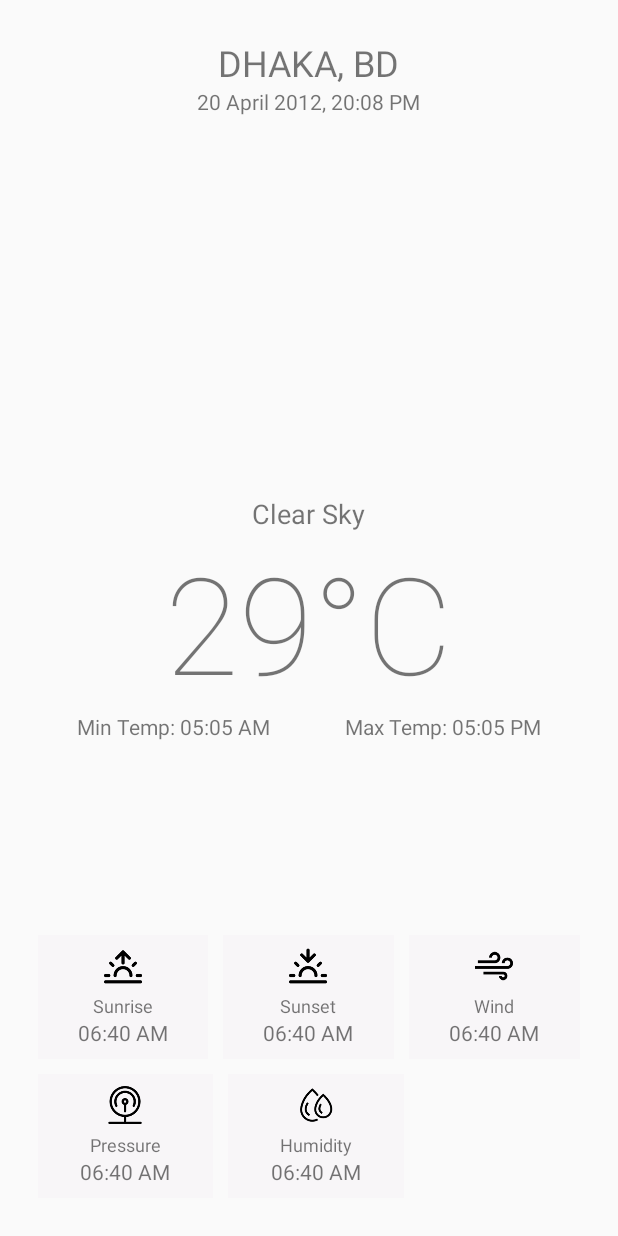
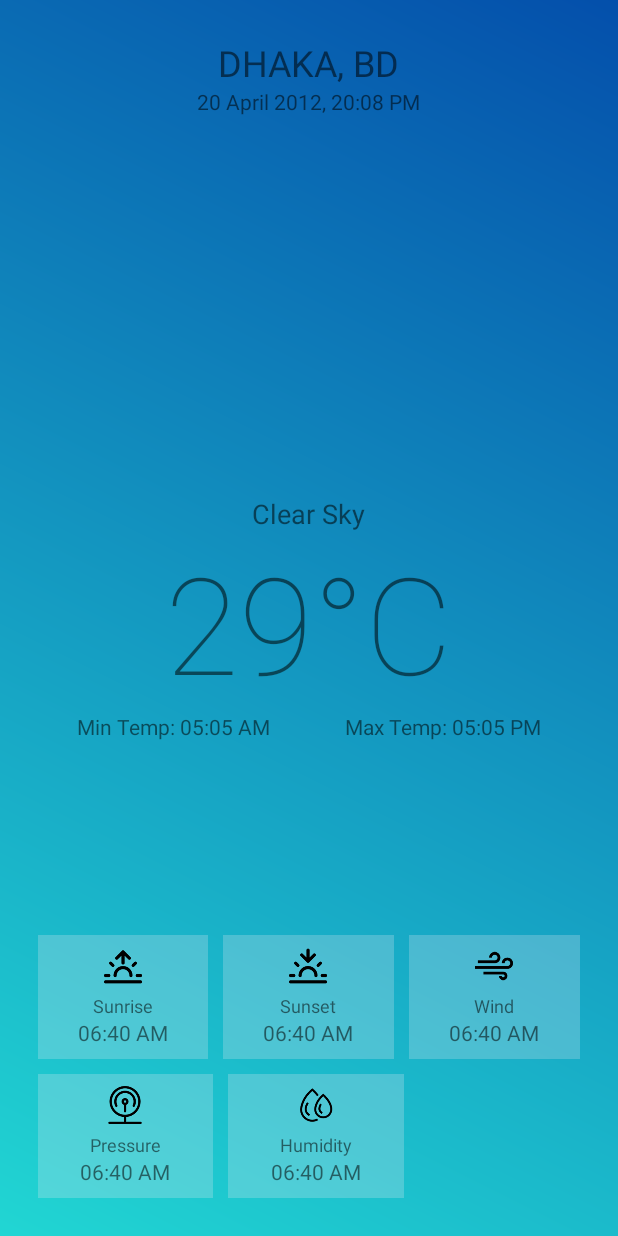
Before and after one commit to zamoT15/weatherApp, an Android app: the layout fragment_weather.xml on its own in the app's theme, with its tools: preview values and no code run, on a phone screen of 412 x 824 dp. Run offline under Robolectric (Android 15) with nearby library versions, the phone set to English and light mode, and no system bars.

```diff
--- a/app/src/main/AndroidManifest.xml
+++ b/app/src/main/AndroidManifest.xml
@@ -12,7 +12,6 @@
         android:supportsRtl="true"
         android:theme="@style/AppTheme">
         <activity android:name=".MainActivity"
-            android:theme="@style/CustomTheme"
             android:screenOrientation="portrait">
             <intent-filter>
                 <action android:name="android.intent.action.MAIN" />
--- a/app/src/main/java/com/android/example/weatherapp/TitleFragment.kt
+++ b/app/src/main/java/com/android/example/weatherapp/TitleFragment.kt
@@ -8,8 +8,7 @@ import androidx.fragment.app.Fragment
 import androidx.databinding.DataBindingUtil
 import androidx.navigation.findNavController
 import com.android.example.weatherapp.databinding.FragmentTitleBinding
-import kotlinx.android.synthetic.main.fragment_title.*
-import kotlinx.android.synthetic.main.fragment_weather.*
+
 
 class TitleFragment : Fragment() {
     override fun onCreateView(inflater: LayoutInflater, container: ViewGroup?,
@@ -19,7 +18,6 @@ class TitleFragment : Fragment() {
 
         binding.checkWeatherButton.setOnClickListener { view : View ->
             view.findNavController().navigate(R.id.action_titleFragment_to_weatherFragment)
-            //binding.titleTextView.text = "new text"
         }
 
 
--- a/app/src/main/res/drawable/bg_gradient.xml
+++ b/app/src/main/res/drawable/bg_gradient.xml
@@ -2,8 +2,8 @@
 <shape xmlns:android="http://schemas.android.com/apk/res/android"
        android:shape="rectangle">
     <gradient
-            android:angle="90"
-            android:startColor="#FD2D00"
-            android:endColor="#804C42"
+            android:angle="225"
+            android:startColor="#044fab"
+            android:endColor="#21d6d3"
             android:type="linear"/>
 </shape>
--- a/app/src/main/res/layout/fragment_title.xml
+++ b/app/src/main/res/layout/fragment_title.xml
@@ -7,7 +7,8 @@
     <androidx.constraintlayout.widget.ConstraintLayout
         android:id="@+id/titleConstraint"
         android:layout_width="match_parent"
-        android:layout_height="match_parent">
+        android:layout_height="match_parent"
+        android:background="@drawable/bg_gradient">
 
         <!--<Spinner
             android:id="@+id/spinner1"
--- a/app/src/main/res/layout/fragment_weather.xml
+++ b/app/src/main/res/layout/fragment_weather.xml
@@ -6,8 +6,8 @@
         android:layout_width="match_parent"
         android:layout_height="match_parent"
         android:orientation="vertical"
-        android:padding="25dp">
-        <!--android:background="@drawable/bg_gradient"-->
+        android:padding="25dp"
+        android:background="@drawable/bg_gradient">
 
         <RelativeLayout
             android:id="@+id/mainContainer"
@@ -300,7 +300,7 @@
             android:layout_width="wrap_content"
             android:layout_height="wrap_content"
             android:layout_centerInParent="true"
-            android:text="Something went wrong"
+            android:text="@string/errorText"
             android:visibility="gone" />
 
 
--- a/app/src/main/res/navigation/navigation.xml
+++ b/app/src/main/res/navigation/navigation.xml
@@ -1,7 +1,7 @@
 <?xml version="1.0" encoding="utf-8"?>
 <navigation xmlns:android="http://schemas.android.com/apk/res/android"
     xmlns:app="http://schemas.android.com/apk/res-auto" android:id="@+id/navigation"
-    app:startDestination="@id/weatherFragment">
+    app:startDestination="@id/titleFragment">
 
     <fragment
         android:id="@+id/titleFragment"
--- a/app/src/main/res/values/strings.xml
+++ b/app/src/main/res/values/strings.xml
@@ -1,3 +1,4 @@
 <resources>
     <string name="app_name">WeatherApp</string>
+    <string name="errorText">Something went wrong</string>
 </resources>
--- a/app/src/main/res/values/styles.xml
+++ b/app/src/main/res/values/styles.xml
@@ -7,11 +7,4 @@
         <item name="colorAccent">@color/colorAccent</item>
     </style>
 
-    <style name="CustomTheme" parent="Theme.AppCompat.Light.NoActionBar">
-        <item name="colorPrimary">#122259</item>
-        <item name="colorPrimaryDark">#122259</item>
-        <item name="colorAccent">@color/colorAccent</item>
-        <item name="android:textColor">#FFFFFF</item>
-    </style>
-
 </resources>
```
